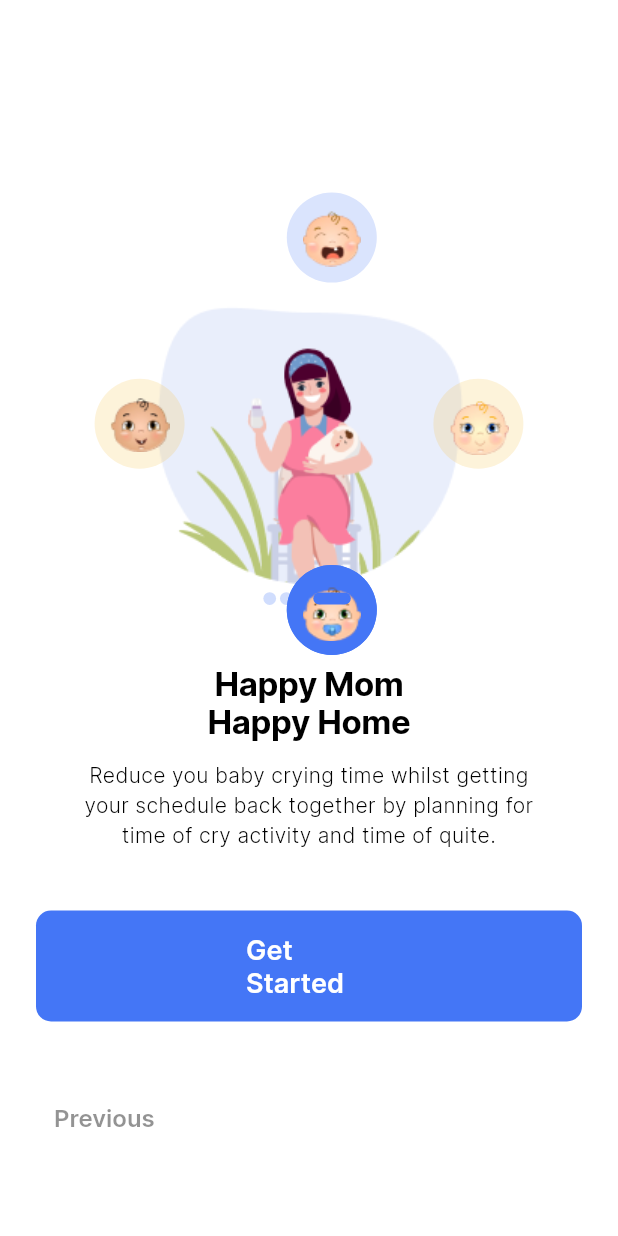
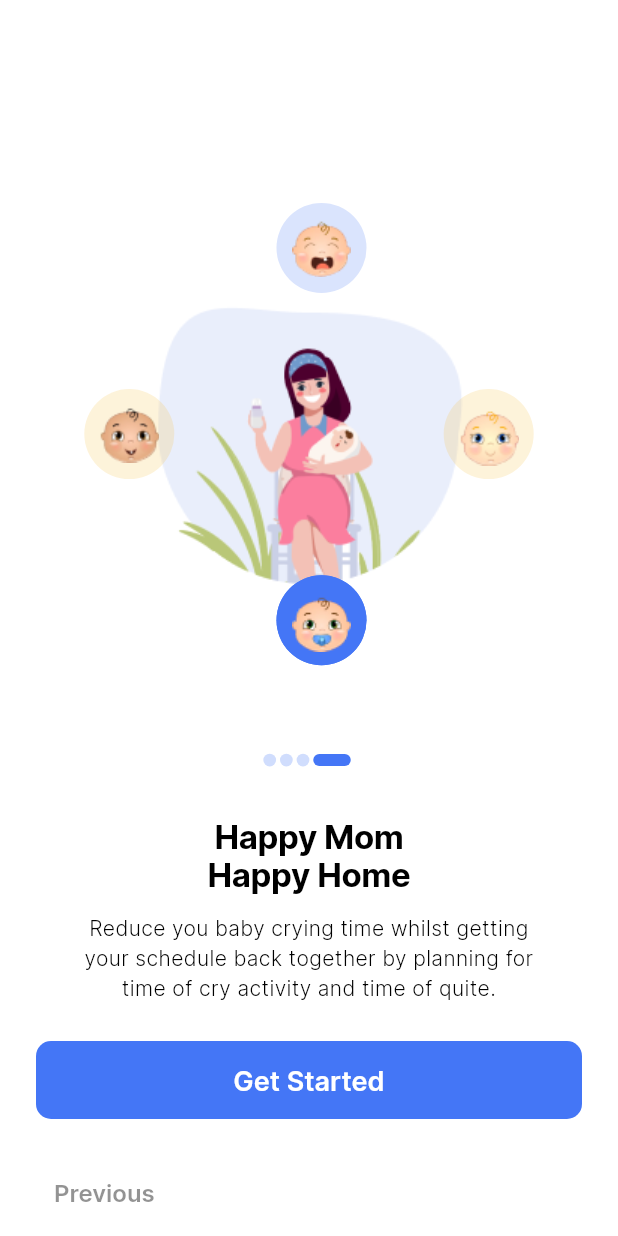
Before and after one commit to Cindy-dev/ubenwa_cynthia, a Flutter app: the screen it shows after launch, swiped to page 4, on a phone screen of 412 x 824 dp. Run offline on Flutter 3.47's test engine with Material 2 defaults, Android fonts, the phone set to English and light mode, and no system bars; our stand-ins replace calendar_timeline.

Commit message:
size fixes and update

```diff
--- a/lib/presentation/screens/onboarding_screen.dart
+++ b/lib/presentation/screens/onboarding_screen.dart
@@ -80,12 +80,14 @@ class _OnboardingScreenState extends State<OnboardingScreen>
 
   @override
   Widget build(BuildContext context) {
+    final deviceH = context.deviceHeight();
+    final deviceW = context.deviceWidth();
     final image = getImage(_currentPosition);
     return Scaffold(
       body: Stack(
         children: [
           Positioned(
-            top: context.deviceHeight() / 7,
+            top: deviceH > 750 ? deviceH / 7 : deviceH / 16,
             left: 30,
             right: 30,
             child: Stack(
@@ -121,7 +123,8 @@ class _OnboardingScreenState extends State<OnboardingScreen>
                           return Stack(
                             children: [
                               Container(
-                                height: context.deviceHeight() / 2.5,
+                                height:
+                                    deviceH > 750 ? deviceH / 2.4 : deviceH / 2,
                               ),
                               //using negative to ensure all images are rotating in the right form
                               OnboardingBabyImageWidget(
--- a/lib/presentation/widgets/onboarding_button.dart
+++ b/lib/presentation/widgets/onboarding_button.dart
@@ -11,11 +11,12 @@ class OnboardingButton extends StatelessWidget {
   Widget build(BuildContext context) {
     return TextButton(
       style: TextButton.styleFrom(
+        minimumSize: const Size(double.maxFinite, 20),
         backgroundColor: context.primaryColor,
         shape: RoundedRectangleBorder(
-          borderRadius: BorderRadius.circular(10)
+          borderRadius: BorderRadius.circular(10),
         ),
-        padding: const EdgeInsets.symmetric(vertical: 15, horizontal: 140),
+        padding: const EdgeInsets.symmetric(vertical: 15),
       ),
       onPressed: onPressed,
       child: Text(
--- a/lib/presentation/widgets/onboarding_widget.dart
+++ b/lib/presentation/widgets/onboarding_widget.dart
@@ -20,8 +20,11 @@ class OnboardingWidget extends StatelessWidget {
 
   @override
   Widget build(BuildContext context) {
+    final deviceW = context.deviceWidth();
+    final deviceH = context.deviceHeight();
     return Padding(
-      padding: const EdgeInsets.symmetric(horizontal: 24, vertical: 55),
+      padding: const EdgeInsets.symmetric(horizontal: 24) +
+          EdgeInsets.only(bottom: deviceH > 850 ? deviceH / 15 : 5),
       child: Column(
         crossAxisAlignment: CrossAxisAlignment.center,
         mainAxisAlignment: MainAxisAlignment.center,
@@ -30,8 +33,9 @@ class OnboardingWidget extends StatelessWidget {
             flex: 2,
           ),
           Padding(
-            padding:
-                EdgeInsets.only(top: context.deviceWidth() / 1.7, bottom: 40),
+            padding: EdgeInsets.only(
+                top: deviceH > 850 ? deviceH / 3 : deviceH / 2.5,
+                bottom: deviceW / 12),
             child: OnboardingDotIndicator(currentPosition: currentPosition),
           ),
           Text(
@@ -51,7 +55,7 @@ class OnboardingWidget extends StatelessWidget {
           if (currentPosition != 3) const Spacer(),
           if (currentPosition == 3)
             Padding(
-              padding: const EdgeInsets.symmetric(vertical: 40),
+              padding: EdgeInsets.symmetric(vertical: deviceH > 850 ? 40 : 25),
               child: OnboardingButton(
                 title: "Get Started",
                 onPressed: () {
```
Also changed, not shown: lib/presentation/screens/home_screen.dart (+23 -17 lines), lib/presentation/widgets/alarm_sheet.dart (+10 -2 lines).
